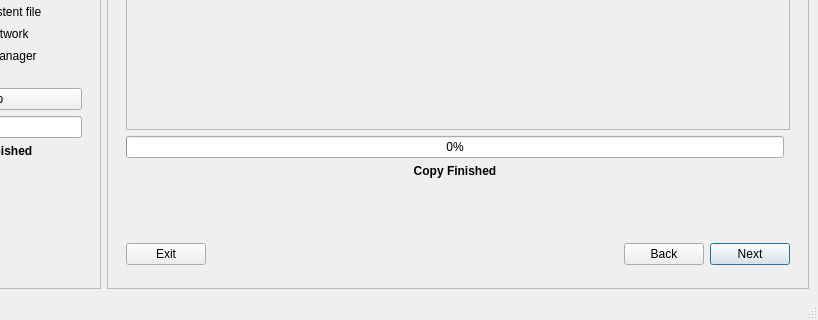
Above: apps/instalador/instalador5/instalador.ui from BackupTheBerlios/kademar-utils-svn before the change; both pictures show x 128 to 946 and y 406 to 726 of the 946 by 726 pixel window. Below: the same form after it.
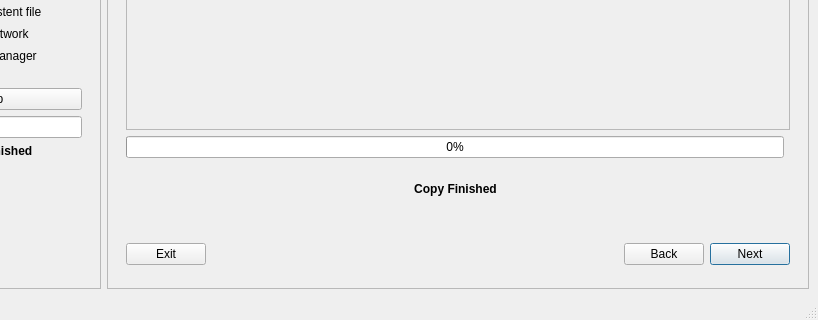
That is the form after the change. Icons and pictures are not drawn.

The edit to the form file:
```diff
--- a/apps/instalador/instalador5/instalador.ui
+++ b/apps/instalador/instalador5/instalador.ui
@@ -611,8 +611,8 @@
         <rect>
          <x>0</x>
          <y>0</y>
-         <width>708</width>
-         <height>671</height>
+         <width>698</width>
+         <height>661</height>
         </rect>
        </property>
        <layout class="QGridLayout" name="gridLayout_2">
@@ -3851,7 +3851,20 @@
              </widget>
             </item>
             <item row="7" column="0">
-             <layout class="QVBoxLayout" name="verticalLayout">
+             <layout class="QHBoxLayout" name="horizontalLayout">
+              <item>
+               <spacer name="horizontalSpacer_4">
+                <property name="orientation">
+                 <enum>Qt::Horizontal</enum>
+                </property>
+                <property name="sizeHint" stdset="0">
+                 <size>
+                  <width>40</width>
+                  <height>20</height>
+                 </size>
+                </property>
+               </spacer>
+              </item>
               <item>
                <widget class="QLabel" name="LInstallFinished">
                 <property name="maximumSize">
@@ -3870,13 +3883,26 @@
                  <string>Copy Finished</string>
                 </property>
                 <property name="alignment">
-                 <set>Qt::AlignHCenter|Qt::AlignTop</set>
+                 <set>Qt::AlignCenter</set>
                 </property>
                 <property name="wordWrap">
                  <bool>true</bool>
                 </property>
                </widget>
               </item>
+              <item>
+               <spacer name="horizontalSpacer_5">
+                <property name="orientation">
+                 <enum>Qt::Horizontal</enum>
+                </property>
+                <property name="sizeHint" stdset="0">
+                 <size>
+                  <width>40</width>
+                  <height>20</height>
+                 </size>
+                </property>
+               </spacer>
+              </item>
              </layout>
             </item>
            </layout>
```
Left out of the diff: 38 changed lines with no effect on the pictures.
